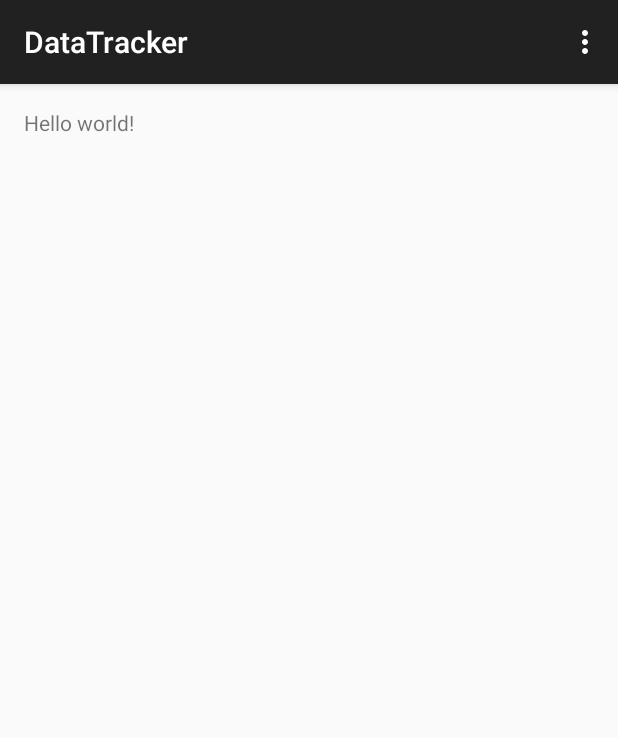
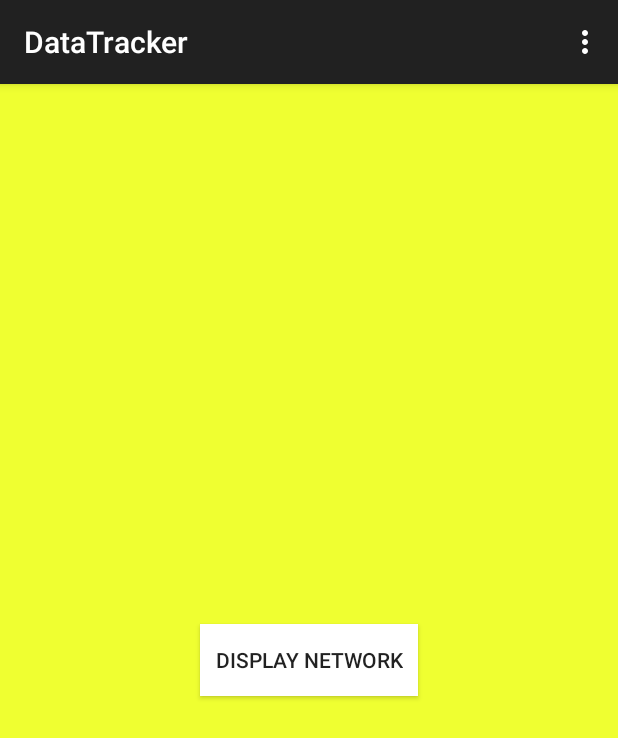
Before and after one commit to kelley60/DataTracker, an Android app: the screen it shows after launch (MainActivity), on a phone screen of 412 x 824 dp. Shown: the top 738 px of the screen. Run offline under Robolectric (Android 15) with nearby library versions, the phone set to English and light mode, and no system bars.

Commit message:
Implemented feature to detect current network

```diff
--- a/app/src/main/AndroidManifest.xml
+++ b/app/src/main/AndroidManifest.xml
@@ -1,6 +1,12 @@
 <?xml version="1.0" encoding="utf-8"?>
 <manifest xmlns:android="http://schemas.android.com/apk/res/android"
     package="com.example.sean.datatracker" >
+
+    <!-- Internet Permissions -->
+    <uses-permission android:name="android.permission.INTERNET" />
+
+    <!-- Network State Permissions -->
+    <uses-permission android:name="android.permission.ACCESS_NETWORK_STATE" />
 
     <application
         android:allowBackup="true"
--- a/app/src/main/java/com/example/sean/datatracker/MainActivity.java
+++ b/app/src/main/java/com/example/sean/datatracker/MainActivity.java
@@ -1,17 +1,83 @@
 package com.example.sean.datatracker;
 
+import android.content.Context;
+import android.net.ConnectivityManager;
+import android.net.NetworkInfo;
 import android.support.v7.app.ActionBarActivity;
 import android.os.Bundle;
+import android.support.v7.app.AppCompatActivity;
+import android.util.Log;
 import android.view.Menu;
 import android.view.MenuItem;
+import android.view.View;
+import android.widget.Button;
+import android.widget.Toast;
 
 
-public class MainActivity extends ActionBarActivity {
+public class MainActivity extends AppCompatActivity {
+
+    private final static String TAG = MainActivity.class.getSimpleName();
+    private ConnectivityManager connectivityManager;
+    private NetworkInfo networkInfo;
+    private Button networkButton;
+
+    private int wifiByteCount;
+    private int mobileByteCount;
 
     @Override
     protected void onCreate(Bundle savedInstanceState) {
         super.onCreate(savedInstanceState);
         setContentView(R.layout.activity_main);
+        networkButton = (Button) findViewById(R.id.displayNetworkButton);
+
+        networkButton.setOnClickListener(new View.OnClickListener() {
+            @Override
+            public void onClick(View v) {
+                detectNetwork();
+            }
+        });
+    }
+
+    private void detectNetwork() {
+        if (isWifiNetwork()){
+            Toast.makeText(this, "Connected to Wi-Fi.", Toast.LENGTH_LONG).show();
+        }
+        else if (isMobileNetwork()){
+            Toast.makeText(this, "Connected to 3G/4G.", Toast.LENGTH_LONG).show();
+        }
+        else{
+            Toast.makeText(this, "Not connected.", Toast.LENGTH_LONG).show();
+        }
+    }
+
+    private boolean isMobileNetwork(){
+        networkInfo = null;
+        connectivityManager = (ConnectivityManager) this.getSystemService(Context.CONNECTIVITY_SERVICE);
+
+        if (connectivityManager != null){
+            networkInfo = connectivityManager.getNetworkInfo(ConnectivityManager.TYPE_MOBILE);
+        }
+        if (networkInfo.isConnected()){
+            return true;
+        }
+        else{
+            return false;
+        }
+    }
+
+    private boolean isWifiNetwork(){
+        networkInfo = null;
+        connectivityManager = (ConnectivityManager) this.getSystemService(Context.CONNECTIVITY_SERVICE);
+
+        if (connectivityManager != null){
+            networkInfo = connectivityManager.getNetworkInfo(ConnectivityManager.TYPE_WIFI);
+        }
+        if (networkInfo.isConnected()){
+            return true;
+        }
+        else{
+            return false;
+        }
     }
 
     @Override
--- a/app/src/main/res/layout/activity_main.xml
+++ b/app/src/main/res/layout/activity_main.xml
@@ -3,9 +3,17 @@
     android:layout_height="match_parent" android:paddingLeft="@dimen/activity_horizontal_margin"
     android:paddingRight="@dimen/activity_horizontal_margin"
     android:paddingTop="@dimen/activity_vertical_margin"
-    android:paddingBottom="@dimen/activity_vertical_margin" tools:context=".MainActivity">
+    android:paddingBottom="@dimen/activity_vertical_margin" tools:context=".MainActivity"
+    android:background="#ffefff31">
 
-    <TextView android:text="@string/hello_world" android:layout_width="wrap_content"
-        android:layout_height="wrap_content" />
 
+    <Button
+        android:layout_width="wrap_content"
+        android:layout_height="wrap_content"
+        android:text="Display Network"
+        android:id="@+id/displayNetworkButton"
+        android:layout_centerVertical="true"
+        android:layout_centerHorizontal="true"
+        android:background="#ffffffff"
+        android:padding="10dp" />
 </RelativeLayout>
```
Also changed, not shown: 1 other file.
